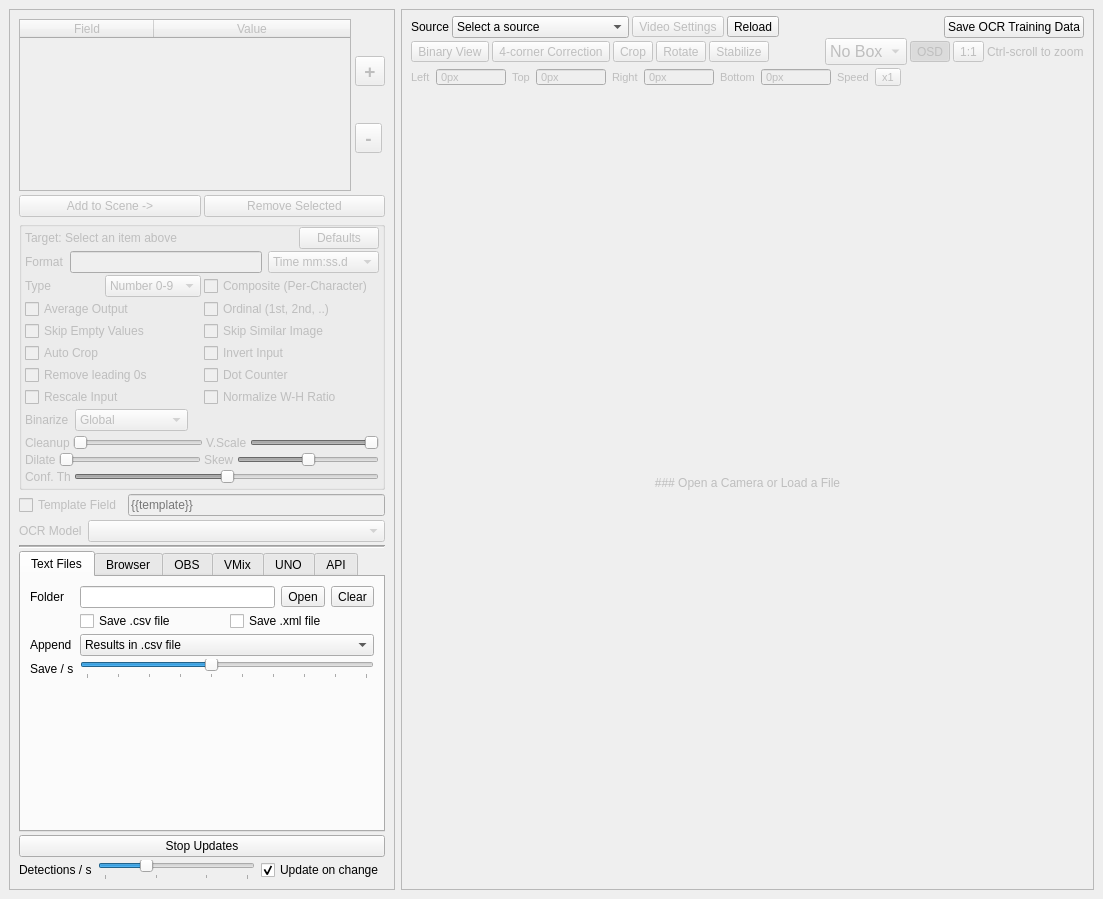
Above: src/mainwindow.ui from locaal-ai/scoresight before the change. Below: the same form after it.
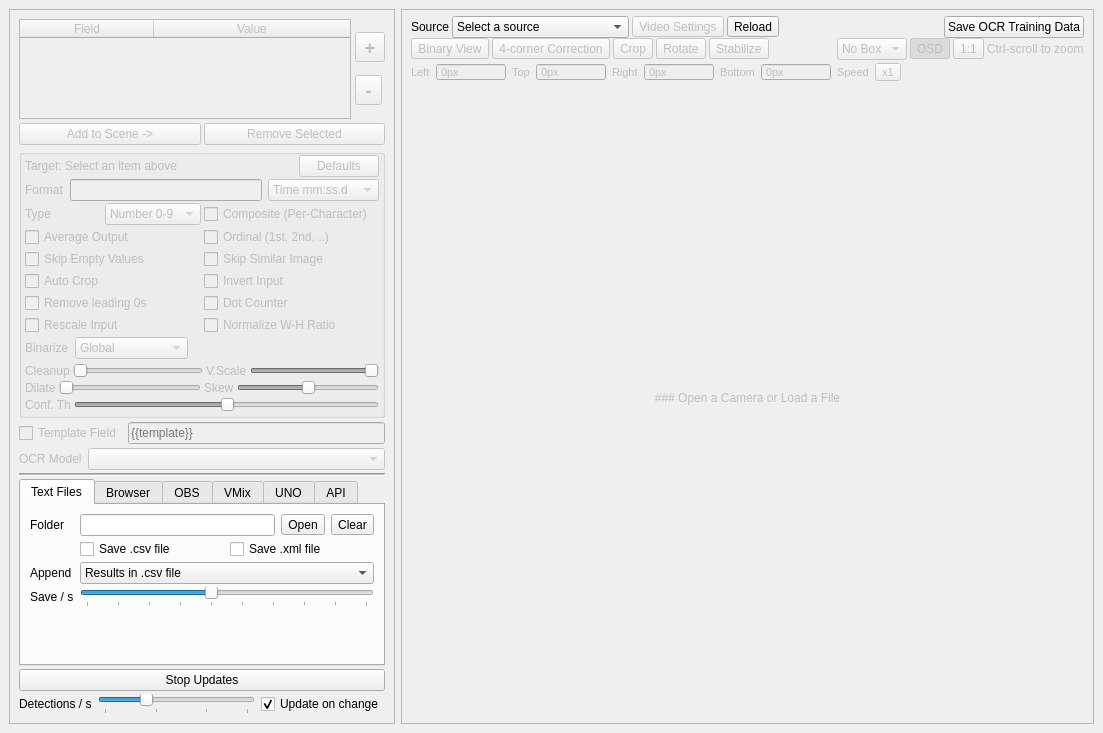
That is the form after the change.

Commit message: Refactor: Update UI height and box display style handling

```diff
--- a/src/mainwindow.ui
+++ b/src/mainwindow.ui
@@ -7,7 +7,7 @@
     <x>0</x>
     <y>0</y>
     <width>1103</width>
-    <height>899</height>
+    <height>733</height>
    </rect>
   </property>
   <property name="windowTitle">
@@ -2076,17 +2076,6 @@
           </item>
           <item>
            <widget class="QComboBox" name="comboBox_boxDisplayStyle">
-            <property name="sizePolicy">
-             <sizepolicy hsizetype="Preferred" vsizetype="Fixed">
-              <horstretch>0</horstretch>
-              <verstretch>0</verstretch>
-             </sizepolicy>
-            </property>
-            <property name="font">
-             <font>
-              <pointsize>12</pointsize>
-             </font>
-            </property>
             <item>
              <property name="text">
               <string>No Box</string>
```
Left out of the diff: 2 changed lines with no effect on the pictures. The commit also changes 4 other files.
